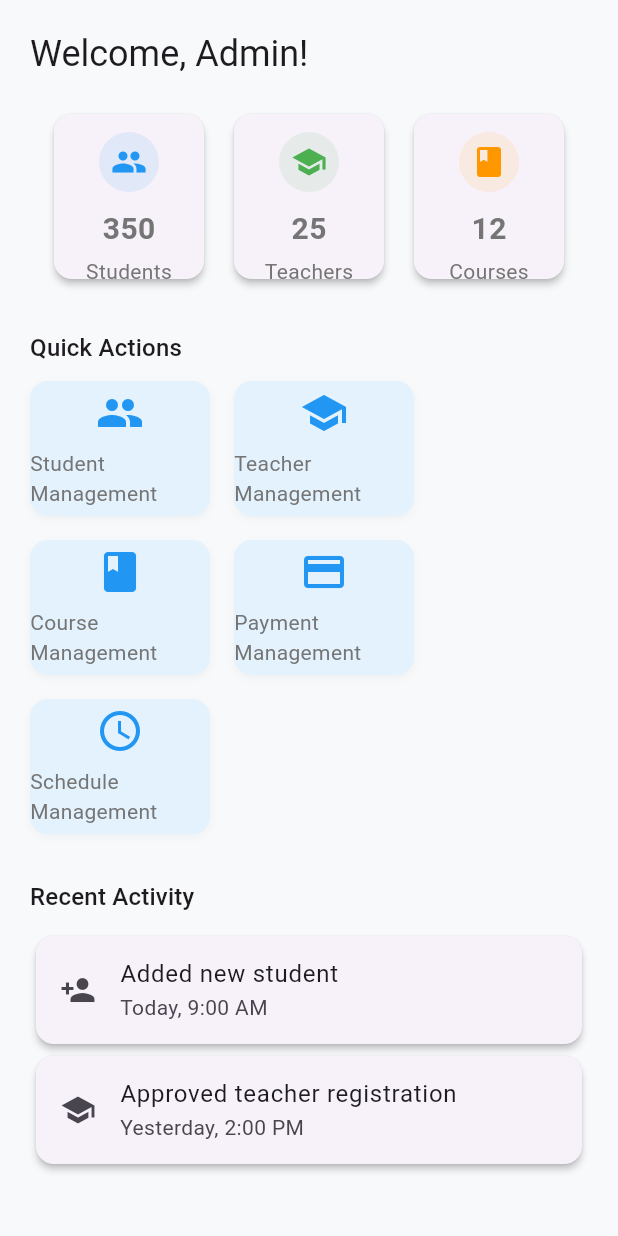
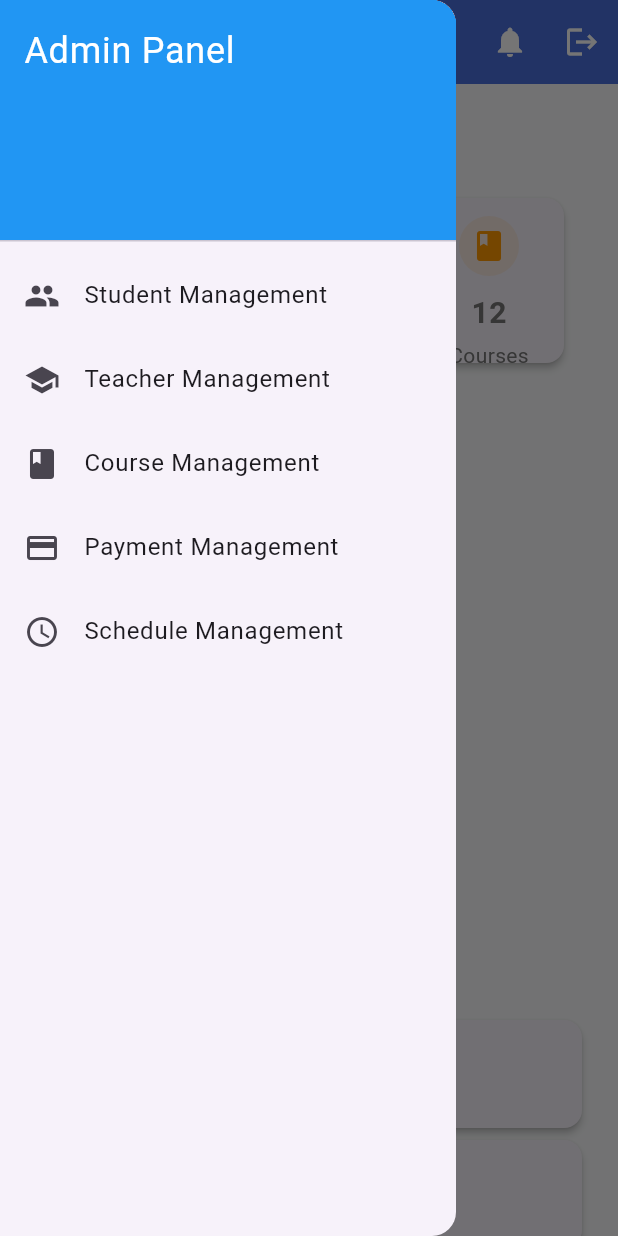
Before and after one commit to ismai402/EduTutor-MobileApp, a Flutter app: the AdminDashboard screen opened by its route, with the side drawer open (before the commit the screen has no drawer), on a phone screen of 412 x 824 dp. Run offline on Flutter 3.47's test engine with Material 3 defaults, Android fonts, the phone set to English and light mode, and no system bars; our stand-ins replace cloud_firestore, firebase_auth, firebase_core; accounts and stored records are empty.

Commit message:
5th commit

```diff
--- a/lib/screens/admin/admin_dashboard.dart
+++ b/lib/screens/admin/admin_dashboard.dart
@@ -1,6 +1,9 @@
 // ignore_for_file: prefer_const_literals_to_create_immutables, prefer_const_constructors, deprecated_member_use
 
 import 'package:flutter/material.dart';
+import 'package:provider/provider.dart';
+import '../../providers/auth_provider.dart';
+import '../../routes/app_routes.dart';
 
 class AdminDashboard extends StatelessWidget {
   const AdminDashboard({super.key});
@@ -8,6 +11,77 @@ class AdminDashboard extends StatelessWidget {
   @override
   Widget build(BuildContext context) {
     return Scaffold(
+      appBar: AppBar(
+        title: const Text('Admin Dashboard'),
+        actions: [
+          IconButton(
+            onPressed: () {},
+            icon: const Icon(Icons.home),
+            tooltip: 'Home',
+          ),
+          IconButton(
+            onPressed: () {},
+            icon: const Icon(Icons.person),
+            tooltip: 'Profile',
+          ),
+          IconButton(
+            onPressed: () {},
+            icon: const Icon(Icons.notifications),
+            tooltip: 'Notifications',
+          ),
+          IconButton(
+            onPressed: () {
+              Provider.of<AuthProvider>(context, listen: false).logout();
+              Navigator.pushReplacementNamed(context, AppRoutes.login);
+            },
+            icon: const Icon(Icons.logout),
+            tooltip: 'Logout',
+          ),
+        ],
+      ),
+      drawer: Drawer(
+        child: ListView(
+          padding: EdgeInsets.zero,
+          children: [
+            const DrawerHeader(
+              decoration: BoxDecoration(
+                color: Colors.blue,
+              ),
+              child: Text(
+                'Admin Panel',
+                style: TextStyle(color: Colors.white, fontSize: 24),
+              ),
+            ),
+            ListTile(
+              leading: const Icon(Icons.people),
+              title: const Text('Student Management'),
+              onTap: () {},
+            ),
+            ListTile(
+              leading: const Icon(Icons.school),
+              title: const Text('Teacher Management'),
+              onTap: () {},
+            ),
+            ListTile(
+              leading: const Icon(Icons.book),
+              title: const Text('Course Management'),
+              onTap: () {},
+            ),
+            ListTile(
+              leading: const Icon(Icons.payment),
+              title: const Text('Payment Management'),
+              onTap: () {
+                Navigator.pushNamed(context, AppRoutes.payment);
+              },
+            ),
+            ListTile(
+              leading: const Icon(Icons.schedule),
+              title: const Text('Schedule Management'),
+              onTap: () {},
+            ),
+          ],
+        ),
+      ),
       body: SingleChildScrollView(
         padding: const EdgeInsets.all(20.0),
         child: Column(
@@ -21,19 +95,19 @@ class AdminDashboard extends StatelessWidget {
             Row(
               mainAxisAlignment: MainAxisAlignment.spaceEvenly,
               children: [
-                AdminStatCard(
+                _AdminStatCard(
                   icon: Icons.people,
                   label: 'Students',
                   value: '350', // Replace with dynamic value
                   color: Colors.blue,
                 ),
-                AdminStatCard(
+                _AdminStatCard(
                   icon: Icons.school,
                   label: 'Teachers',
                   value: '25', // Replace with dynamic value
                   color: Colors.green,
                 ),
-                AdminStatCard(
+                _AdminStatCard(
                   icon: Icons.book,
                   label: 'Courses',
                   value: '12', // Replace with dynamic value
@@ -51,27 +125,29 @@ class AdminDashboard extends StatelessWidget {
               spacing: 16,
               runSpacing: 16,
               children: [
-                AdminQuickAction(
+                _AdminQuickAction(
                   icon: Icons.people,
                   label: 'Student Management',
                   onTap: () {},
                 ),
-                AdminQuickAction(
+                _AdminQuickAction(
                   icon: Icons.school,
                   label: 'Teacher Management',
                   onTap: () {},
                 ),
-                AdminQuickAction(
+                _AdminQuickAction(
                   icon: Icons.book,
                   label: 'Course Management',
                   onTap: () {},
                 ),
-                AdminQuickAction(
+                _AdminQuickAction(
                   icon: Icons.payment,
                   label: 'Payment Management',
-                  onTap: () {},
+                  onTap: () {
+                    Navigator.pushNamed(context, AppRoutes.payment);
+                  },
                 ),
-                AdminQuickAction(
+                _AdminQuickAction(
                   icon: Icons.schedule,
                   label: 'Schedule Management',
                   onTap: () {},
@@ -105,14 +181,14 @@ class AdminDashboard extends StatelessWidget {
   }
 }
 
-// Admin Stat Card Widget
-class AdminStatCard extends StatelessWidget {
+// Admin Stat Card
+class _AdminStatCard extends StatelessWidget {
   final IconData icon;
   final String label;
   final String value;
   final Color color;
 
-  const AdminStatCard({
+  const _AdminStatCard({
     required this.icon,
     required this.label,
     required this.value,
@@ -147,13 +223,13 @@ class AdminStatCard extends StatelessWidget {
   }
 }
 
-// Admin Quick Action Widget
-class AdminQuickAction extends StatelessWidget {
+// Admin Quick Action
+class _AdminQuickAction extends StatelessWidget {
   final IconData icon;
   final String label;
   final VoidCallback onTap;
 
-  const AdminQuickAction({
+  const _AdminQuickAction({
     required this.icon,
     required this.label,
     required this.onTap,
```
